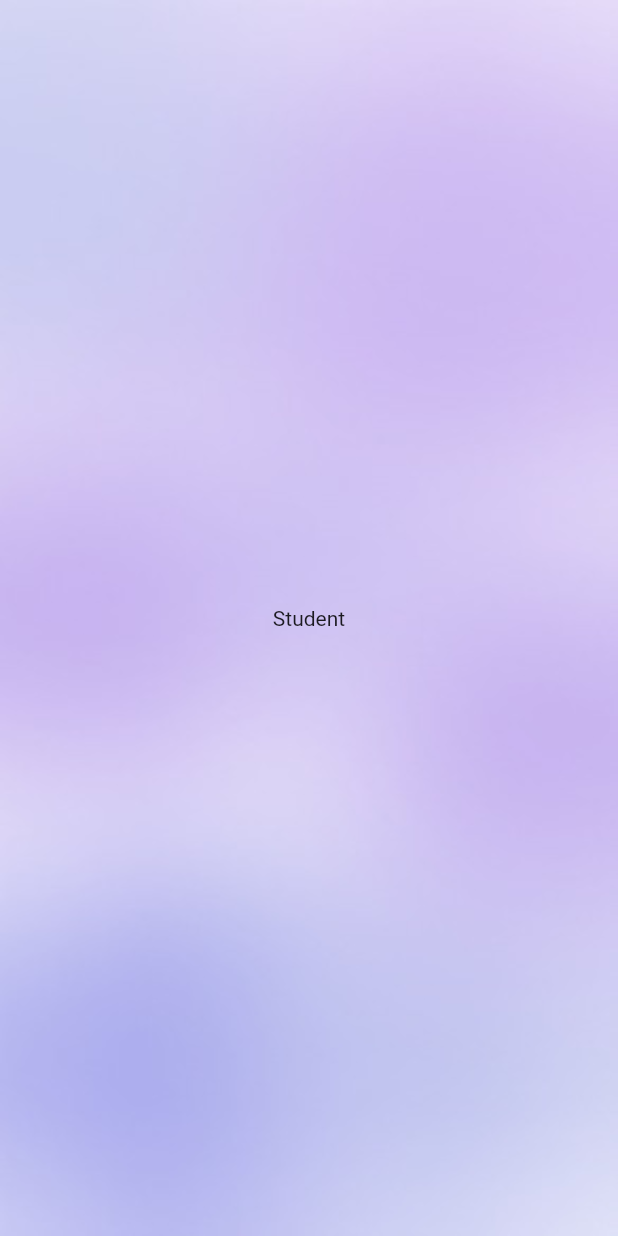
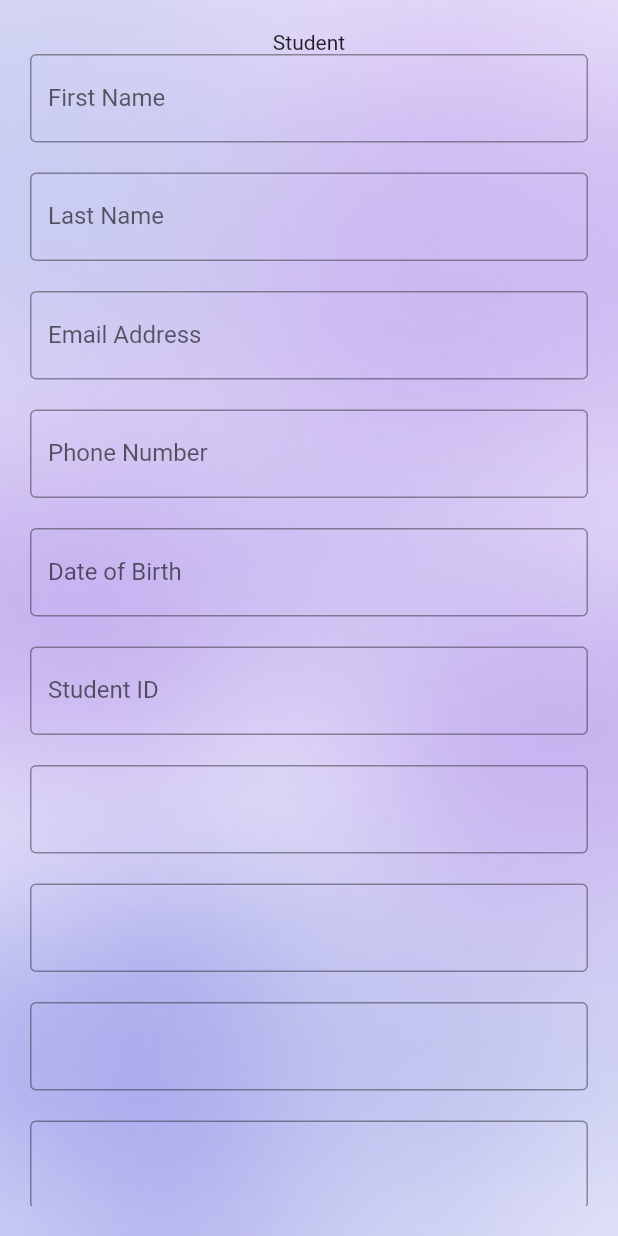
Before and after one commit to chandandas9353r/project_gps_system, a Flutter app: the SignIn screen opened directly, after a tap on "Sign up", on a phone screen of 412 x 824 dp. Run offline on Flutter 3.47's test engine with Material 2 defaults, Android fonts, the phone set to English and light mode, and no system bars.

Commit message:
Student Register Demo Page Ready

```diff
--- a/lib/faculty/register.dart
+++ b/lib/faculty/register.dart
@@ -12,6 +12,7 @@ class _RegisterState extends State<Register> {
   Widget build(BuildContext context) {
   final screenWidth = MediaQuery.of(context).size.width;
   final screenHeight = MediaQuery.of(context).size.height;
+  final padding = MediaQuery.of(context).padding;
     return Scaffold(
       body: Container(
         width: screenWidth,
@@ -24,13 +25,22 @@ class _RegisterState extends State<Register> {
           ),
         ),
         child: SafeArea(
-          child: Center(
-            child: Column(
-              mainAxisAlignment: MainAxisAlignment.center,
-              children: const [
-                Text("Faculty"),
-              ],
-            ),
+          minimum: EdgeInsets.fromLTRB(20, padding.top+20, 20, padding.bottom+20),
+          child: Column(
+            crossAxisAlignment: CrossAxisAlignment.center,
+            children: const [
+              Text("Faculty"),
+              TextField(),
+              TextField(),
+              TextField(),
+              TextField(),
+              TextField(),
+              TextField(),
+              TextField(),
+              TextField(),
+              TextField(),
+              TextField(),
+            ],
           ),
         ),
       ),
--- a/lib/sign_in.dart
+++ b/lib/sign_in.dart
@@ -43,6 +43,7 @@ class _SignInState extends State<SignIn> {
           child: Column(
             mainAxisAlignment: MainAxisAlignment.spaceBetween,
             children: [
+              const SizedBox(height: 1,),
               Column(
                 children: [
                   Container(
@@ -55,7 +56,6 @@ class _SignInState extends State<SignIn> {
                   const Text("Sign In",style: TextStyle(color: Colors.white,fontSize: 25),),
                 ],
               ),
-              SizedBox(height: screenHeight*0.01,),
               Column(
                 children: [
                   TextField(
--- a/lib/student/register.dart
+++ b/lib/student/register.dart
@@ -8,10 +8,21 @@ class Register extends StatefulWidget {
 }
 
 class _RegisterState extends State<Register> {
+  TextEditingController _firstName = TextEditingController();
+  TextEditingController _lastName = TextEditingController();
+  TextEditingController _emailAddress = TextEditingController();
+  TextEditingController _phoneNumber = TextEditingController();
+  TextEditingController _dateOfBirth = TextEditingController();
+  TextEditingController _studentID = TextEditingController();
+  TextEditingController _controller1 = TextEditingController();
+  TextEditingController _controller2 = TextEditingController();
+  TextEditingController _controller3 = TextEditingController();
+  TextEditingController _controller4 = TextEditingController();
   @override
   Widget build(BuildContext context) {
   final screenWidth = MediaQuery.of(context).size.width;
   final screenHeight = MediaQuery.of(context).size.height;
+  final padding = MediaQuery.of(context).padding;
     return Scaffold(
       body: Container(
         width: screenWidth,
@@ -24,16 +35,91 @@ class _RegisterState extends State<Register> {
           ),
         ),
         child: SafeArea(
-          child: Center(
-            child: Column(
-              mainAxisAlignment: MainAxisAlignment.center,
-              children: const [
-                Text("Student"),
+          minimum: EdgeInsets.fromLTRB(20, padding.top+20, 20, padding.bottom+20),
+          child: ListView(
+              scrollDirection: Axis.vertical,
+              physics: const ClampingScrollPhysics(),
+              children: [
+                const Text("Student",textAlign: TextAlign.center,),
+                TextField(
+                  controller: _firstName,
+                  decoration: const InputDecoration(
+                    border: OutlineInputBorder(),
+                    labelText: "First Name",
+                  ),
+                ),
+                const SizedBox(height: 20,),
+                TextField(
+                  controller: _lastName,
+                  decoration: const InputDecoration(
+                    border: OutlineInputBorder(),
+                    labelText: "Last Name",
+                  ),
+                ),
+                const SizedBox(height: 20,),
+                TextField(
+                  controller: _emailAddress,
+                  decoration: const InputDecoration(
+                    border: OutlineInputBorder(),
+                    labelText: "Email Address",
+                  ),
+                ),
+                const SizedBox(height: 20,),
+                TextField(
+                  controller: _phoneNumber,
+                  decoration: const InputDecoration(
+                    border: OutlineInputBorder(),
+                    labelText: "Phone Number",
+                  ),
+                ),
+                const SizedBox(height: 20,),
+                TextField(
+                  controller: _dateOfBirth,
+                  decoration: const InputDecoration(
+                    border: OutlineInputBorder(),
+                    labelText: "Date of Birth",
+                  ),
+                ),
+                const SizedBox(height: 20,),
+                TextField(
+                  controller: _studentID,
+                  decoration: const InputDecoration(
+                    border: OutlineInputBorder(),
+                    labelText: "Student ID",
+                  ),
+                ),
+                const SizedBox(height: 20,),
+                TextField(
+                  controller: _controller1,
+                  decoration: const InputDecoration(
+                    border: OutlineInputBorder(),
+                  ),
+                ),
+                const SizedBox(height: 20,),
+                TextField(
+                  controller: _controller2,
+                  decoration: const InputDecoration(
+                    border: OutlineInputBorder(),
+                  ),
+                ),
+                const SizedBox(height: 20,),
+                TextField(
+                  controller: _controller3,
+                  decoration: const InputDecoration(
+                    border: OutlineInputBorder(),
+                  ),
+                ),
+                const SizedBox(height: 20,),
+                TextField(
+                  controller: _controller4,
+                  decoration: const InputDecoration(
+                    border: OutlineInputBorder(),
+                  ),
+                ),
               ],
             ),
-          ),
         ),
-      ),
+        ),
     );
   }
 }
```
